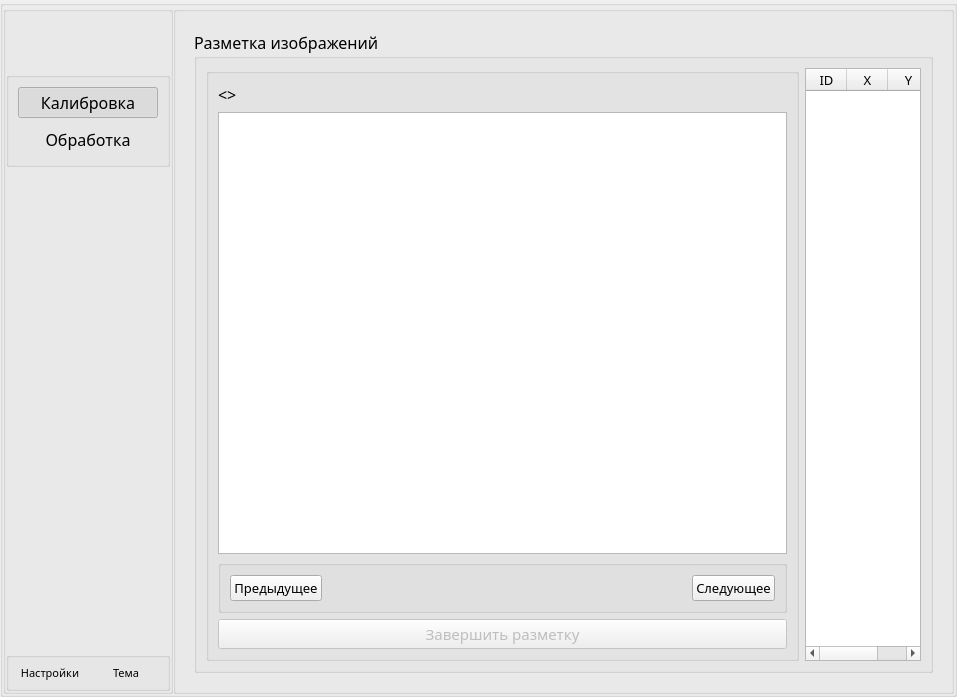
Old version of the form ui/forms/form.ui in the repository cloudsucker/archpoint.
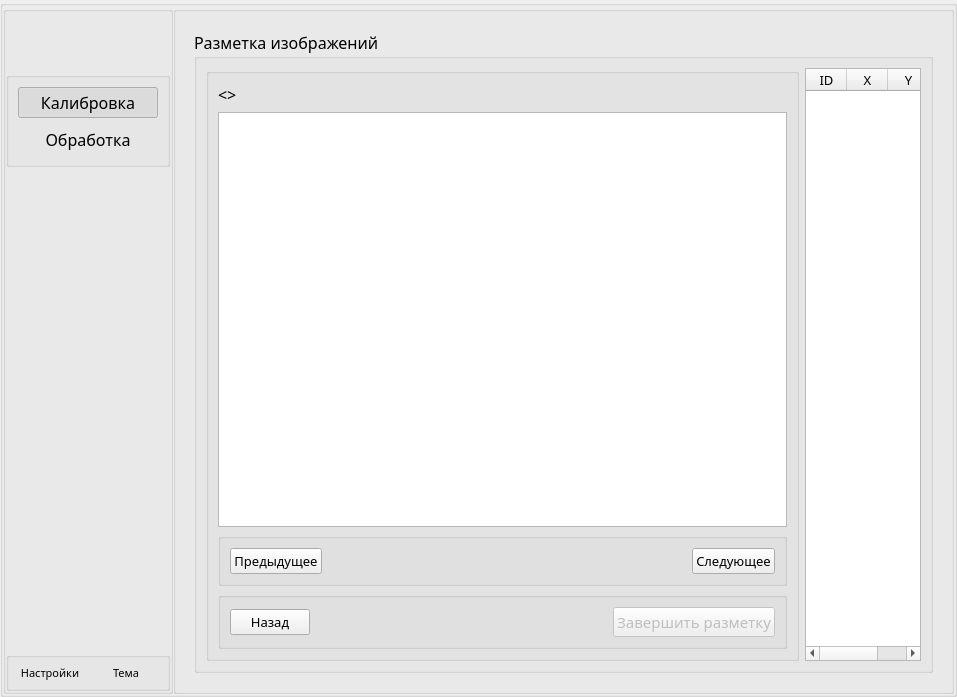
New version of the form. The open tabs and pages were chosen to show the change.

Commit message: fix: update button names and add spacers for improved layout in form.ui and ui_form.py

Diff of the .ui file:
```diff
--- a/ui/forms/form.ui
+++ b/ui/forms/form.ui
@@ -2225,19 +2225,54 @@
                     </widget>
                    </item>
                    <item>
-                    <widget class="QPushButton" name="pushButton_goToSettingRealCoordinates">
-                     <property name="enabled">
-                      <bool>false</bool>
+                    <widget class="QGroupBox" name="groupBox_imageDotsCreator_NavigationButtonsField">
+                     <property name="title">
+                      <string/>
                      </property>
-                     <property name="font">
-                      <font>
-                       <family>Rubik</family>
-                       <pointsize>11</pointsize>
-                      </font>
-                     </property>
-                     <property name="text">
-                      <string>Завершить разметку</string>
-                     </property>
+                     <layout class="QHBoxLayout" name="horizontalLayout_24">
+                      <item>
+                       <widget class="QPushButton" name="pushButton_returnToCalibrationMainPageFromDotsEditor">
+                        <property name="font">
+                         <font>
+                          <family>Rubik</family>
+                          <pointsize>10</pointsize>
+                         </font>
+                        </property>
+                        <property name="text">
+                         <string>Назад</string>
+                        </property>
+                       </widget>
+                      </item>
+                      <item>
+                       <spacer name="horizontalSpacer_imageDotsCreator_BetweenNavigationButtons">
+                        <property name="orientation">
+                         <enum>Qt::Orientation::Horizontal</enum>
+                        </property>
+                        <property name="sizeHint" stdset="0">
+                         <size>
+                          <width>40</width>
+                          <height>20</height>
+                         </size>
+                        </property>
+                       </spacer>
+                      </item>
+                      <item>
+                       <widget class="QPushButton" name="pushButton_goToSettingRealCoordinates">
+                        <property name="enabled">
+                         <bool>false</bool>
+                        </property>
+                        <property name="font">
+                         <font>
+                          <family>Rubik</family>
+                          <pointsize>11</pointsize>
+                         </font>
+                        </property>
+                        <property name="text">
+                         <string>Завершить разметку</string>
+                        </property>
+                       </widget>
+                      </item>
+                     </layout>
                     </widget>
                    </item>
                   </layout>
```
Left out of the diff: 88 changed lines with no effect on the pictures. The commit also changes 1 other file.
